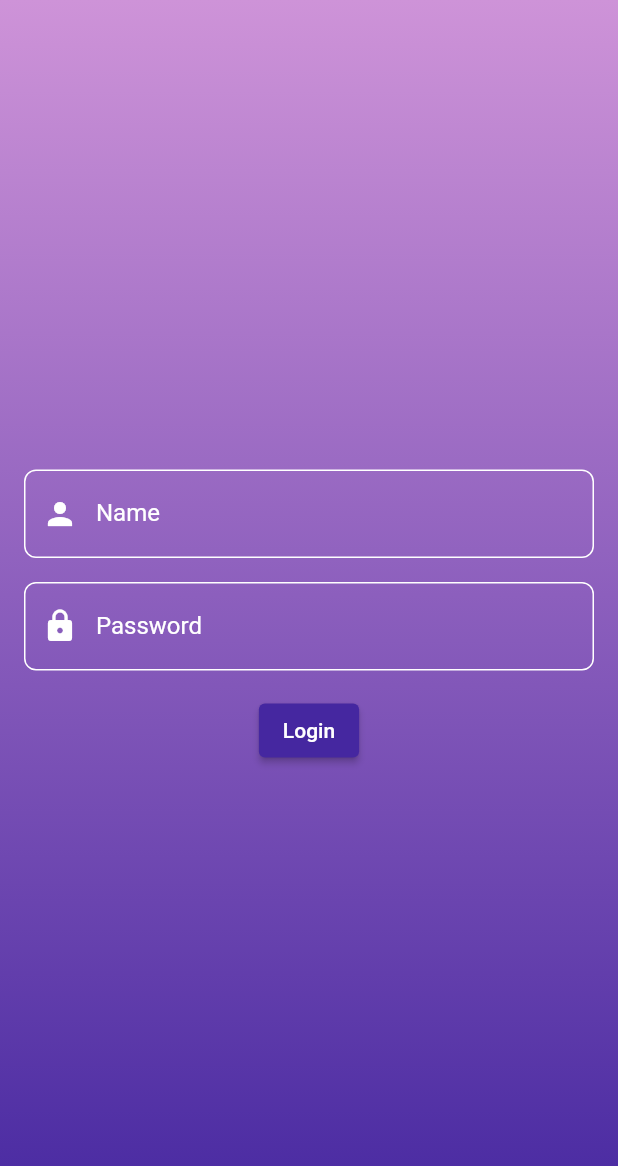
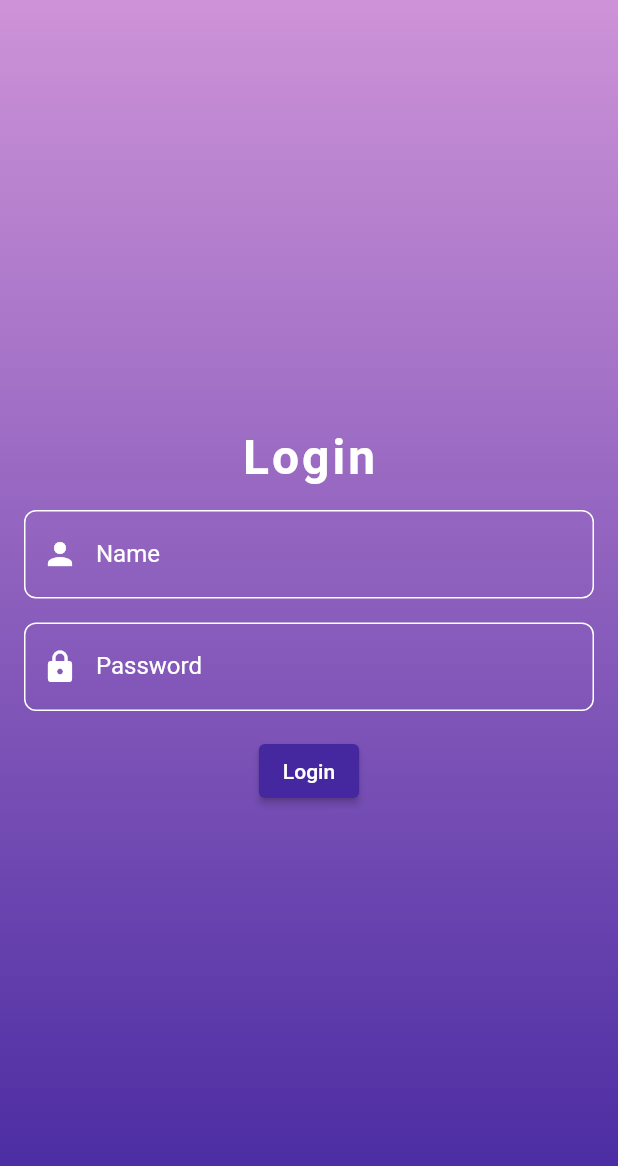
Before and after one commit to Nallu-Swami/Gamified_Education_RuIn, a Flutter app: the screen it shows after launch, on a phone screen of 412 x 824 dp. Shown: the top 1166 px of the screen. Run offline on Flutter 3.47's test engine with Material 2 defaults, Android fonts, the phone set to English and light mode, and no system bars.

Commit message:
Login heading addition

```diff
--- a/lib/main.dart
+++ b/lib/main.dart
@@ -44,6 +44,16 @@ class LoginPage extends StatelessWidget {
         child: Column(
           mainAxisAlignment: MainAxisAlignment.center,
           children: [
+            Text(
+              'Login',
+              style: TextStyle(
+                color: Colors.white,
+                fontSize: 32, // Increased font size
+                fontWeight: FontWeight.bold,
+                letterSpacing: 2, // Added letter spacing for style
+              ),
+            ),
+            const SizedBox(height: 16),
             TextField(
               controller: nameController,
               decoration: InputDecoration(
```
